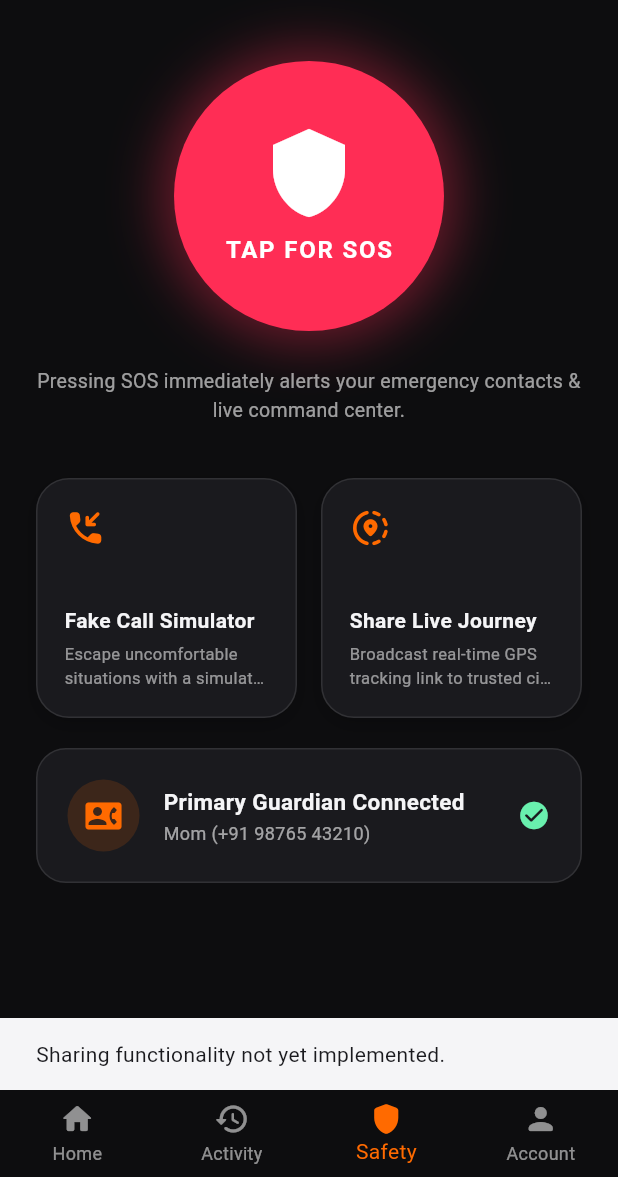
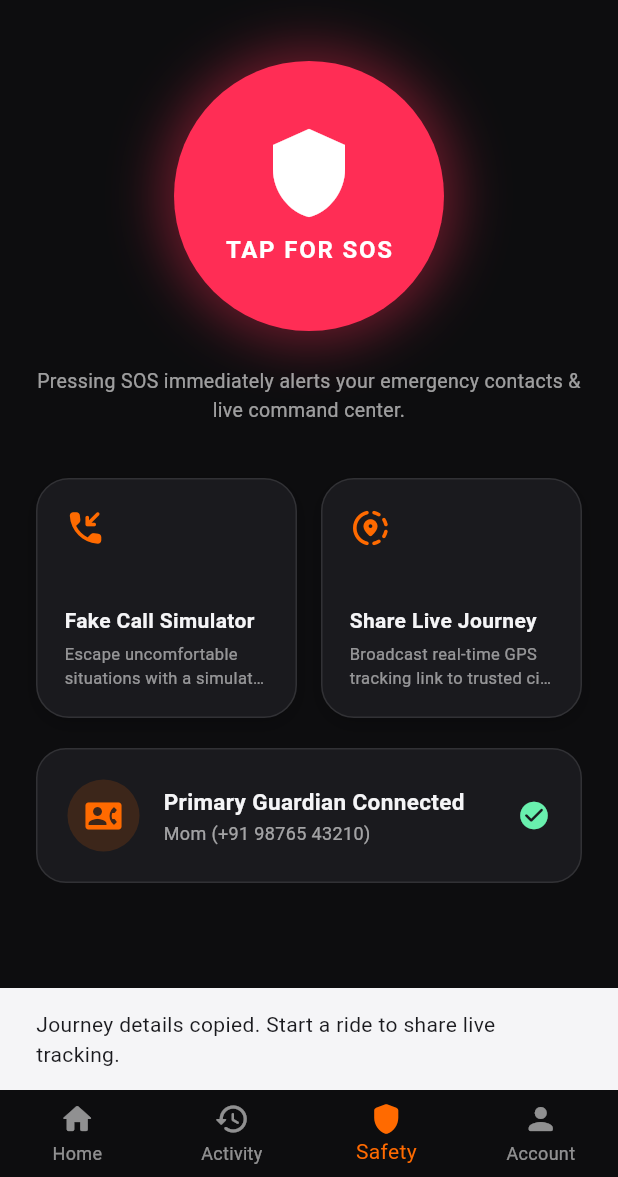
Before and after one commit to bhadwajshubham/HerWay, a Flutter app: the screen it shows once a user with an empty profile is signed in, item 3 of the bottom bar chosen, after a tap on "Share Live Journey", on a phone screen of 412 x 824 dp, the part 59-1236 px from its top. Run offline on Flutter 3.47's test engine with Material 3 defaults, Android fonts, the phone set to English and light mode, and no system bars; our stand-ins replace cloud_firestore, firebase_auth, firebase_core, flutter_riverpod, font_awesome_flutter, geolocator and 2 more; missing offline and left inert: pointer_interceptor; accounts and stored records are empty.

Commit message:
optoimise maps and enhance ui

```diff
--- a/lib/core/app_config.dart
+++ b/lib/core/app_config.dart
@@ -20,7 +20,11 @@ class AppConfig {
   static const firebaseStorageBucket = String.fromEnvironment(
     'FIREBASE_STORAGE_BUCKET',
   );
-  static const isDemoMode = false;
+  static const isDemoMode = String.fromEnvironment(
+        'HERWAY_DEMO_MODE',
+        defaultValue: 'false',
+      ) ==
+      'true';
 
   static List<String> get missingFirebaseVariables => [
     if (firebaseApiKey.isEmpty) 'FIREBASE_API_KEY',
--- a/lib/core/main_scaffold.dart
+++ b/lib/core/main_scaffold.dart
@@ -49,13 +49,24 @@ class _MainScaffoldState extends ConsumerState<MainScaffold> {
           const BottomNavigationBarItem(icon: Icon(Icons.person_rounded), label: 'Account'),
         ];
 
+        // A profile stream can change the number of tabs (for example when a
+        // user becomes a driver). Keep the selected tab valid after that
+        // change instead of showing a different page than the selected item.
+        final selectedIndex =
+            _currentIndex.clamp(0, pages.length - 1).toInt();
+        if (_currentIndex != selectedIndex) {
+          WidgetsBinding.instance.addPostFrameCallback((_) {
+            if (mounted) setState(() => _currentIndex = selectedIndex);
+          });
+        }
+
         return Scaffold(
           body: IndexedStack(
-            index: _currentIndex,
+            index: selectedIndex,
             children: pages,
           ),
           bottomNavigationBar: BottomNavigationBar(
-            currentIndex: _currentIndex,
+            currentIndex: selectedIndex,
             onTap: (index) => setState(() => _currentIndex = index),
             type: BottomNavigationBarType.fixed,
             backgroundColor: isDarkMode ? AppColors.charcoal : AppColors.appleCard,
--- a/lib/features/ride/home_screen.dart
+++ b/lib/features/ride/home_screen.dart
@@ -26,7 +26,8 @@ class HomeScreen extends ConsumerWidget {
             Icons.menu_rounded,
             color: isDarkMode ? AppColors.softWhite : AppColors.appleTextPrimary,
           ),
-          onPressed: () {},
+          tooltip: 'Menu',
+          onPressed: () => _showMenu(context),
         ),
         actions: [
           IconButton(
@@ -34,7 +35,8 @@ class HomeScreen extends ConsumerWidget {
               Icons.notifications_none_rounded,
               color: isDarkMode ? AppColors.softWhite : AppColors.appleTextPrimary,
             ),
-            onPressed: () {},
+            tooltip: 'Notifications',
+            onPressed: () => _showNotifications(context),
           ),
         ],
       ),
@@ -130,8 +132,10 @@ class HomeScreen extends ConsumerWidget {
             const SizedBox(height: 28),
 
             // Quick Action Destinations Row
-            Row(
-              mainAxisAlignment: MainAxisAlignment.spaceBetween,
+            Wrap(
+              spacing: 8,
+              runSpacing: 12,
+              alignment: WrapAlignment.spaceBetween,
               children: [
                 _buildQuickAction(context, isDarkMode, Icons.home_rounded, 'Home', '12 min'),
                 _buildQuickAction(context, isDarkMode, Icons.work_rounded, 'Work', '25 min'),
@@ -162,8 +166,54 @@ class HomeScreen extends ConsumerWidget {
     );
   }
 
+  void _showMenu(BuildContext context) {
+    showModalBottomSheet<void>(
+      context: context,
+      showDragHandle: true,
+      builder: (context) => SafeArea(
+        child: Column(
+          mainAxisSize: MainAxisSize.min,
+          children: [
+            ListTile(
+              leading: const Icon(Icons.settings_outlined),
+              title: const Text('Settings'),
+              onTap: () => Navigator.pop(context),
+            ),
+            ListTile(
+              leading: const Icon(Icons.help_outline_rounded),
+              title: const Text('Help & support'),
+              onTap: () => Navigator.pop(context),
+            ),
+          ],
+        ),
+      ),
+    );
+  }
+
+  void _showNotifications(BuildContext context) {
+    showModalBottomSheet<void>(
+      context: context,
+      showDragHandle: true,
+      builder: (context) => const SafeArea(
+        child: Padding(
+          padding: EdgeInsets.fromLTRB(24, 8, 24, 32),
+          child: Column(
+            mainAxisSize: MainAxisSize.min,
+            crossAxisAlignment: CrossAxisAlignment.start,
+            children: [
+              Text('Notifications', style: TextStyle(fontSize: 20, fontWeight: FontWeight.bold)),
+              SizedBox(height: 20),
+              Text('You’re all caught up.', style: TextStyle(color: Colors.grey)),
+            ],
+          ),
+        ),
+      ),
+    );
+  }
+
   Widget _buildQuickAction(BuildContext context, bool isDarkMode, IconData icon, String title, String subtitle) {
-    return Expanded(
+    return SizedBox(
+      width: 60,
       child: GestureDetector(
         onTap: () {
           Navigator.push(
@@ -181,7 +231,7 @@ class HomeScreen extends ConsumerWidget {
         child: Column(
           children: [
             Container(
-              padding: const EdgeInsets.all(18),
+              padding: const EdgeInsets.all(14),
               decoration: BoxDecoration(
                 color: isDarkMode ? AppColors.slate : AppColors.appleCard,
                 borderRadius: BorderRadius.circular(20),
--- a/lib/features/ride/map_screen.dart
+++ b/lib/features/ride/map_screen.dart
@@ -1,3 +1,5 @@
+import 'dart:math';
+
 import 'package:firebase_auth/firebase_auth.dart';
 import 'package:flutter/material.dart';
 import 'package:flutter_riverpod/flutter_riverpod.dart';
@@ -113,7 +115,7 @@ class _MapScreenState extends ConsumerState<MapScreen> {
         dropoffLat: widget.dropoffLat,
         dropoffLng: widget.dropoffLng,
         fare: fare,
-        otp: '4821',
+        otp: (Random.secure().nextInt(10000)).toString().padLeft(4, '0'),
         createdAt: DateTime.now(),
       );
 
--- a/lib/features/safety/safety_screen.dart
+++ b/lib/features/safety/safety_screen.dart
@@ -1,5 +1,6 @@
 import 'package:flutter/material.dart';
 import 'package:flutter_riverpod/flutter_riverpod.dart';
+import 'package:flutter/services.dart';
 import '../../theme/app_theme.dart';
 
 class SafetyScreen extends ConsumerStatefulWidget {
@@ -207,8 +208,11 @@ class _SafetyScreenState extends ConsumerState<SafetyScreen> {
                     title: 'Share Live Journey',
                     subtitle: 'Broadcast real-time GPS tracking link to trusted circle',
                     onTap: () {
+                      Clipboard.setData(const ClipboardData(
+                        text: 'HerWay live journey: tracking link will be available when a ride is active.',
+                      ));
                       ScaffoldMessenger.of(context).showSnackBar(
-                        const SnackBar(content: Text('Sharing functionality not yet implemented.')),
+                        const SnackBar(content: Text('Journey details copied. Start a ride to share live tracking.')),
                       );
                     },
                   ),
--- a/lib/main.dart
+++ b/lib/main.dart
@@ -2,6 +2,7 @@ import 'dart:async';
 
 import 'package:firebase_auth/firebase_auth.dart';
 import 'package:firebase_core/firebase_core.dart';
+import 'package:flutter/foundation.dart';
 import 'package:flutter/material.dart';
 import 'package:flutter_riverpod/flutter_riverpod.dart';
 import 'package:shared_preferences/shared_preferences.dart';
@@ -73,12 +74,15 @@ class _FirebaseBootstrapState extends State<FirebaseBootstrap> {
   }
 
   Future<void> _initializeFirebase() async {
-    AppConfig.validateFirebase();
+    if (kIsWeb) AppConfig.validateFirebase();
     if (Firebase.apps.isNotEmpty) return;
 
-    await Firebase.initializeApp(
-      options: DefaultFirebaseOptions.currentPlatform,
-    ).timeout(const Duration(seconds: 20));
+    final initialization = kIsWeb
+        ? Firebase.initializeApp(
+            options: DefaultFirebaseOptions.currentPlatform,
+          )
+        : Firebase.initializeApp();
+    await initialization.timeout(const Duration(seconds: 20));
   }
 
   void _retry() {
```
Also changed, not shown: 6 other files.
